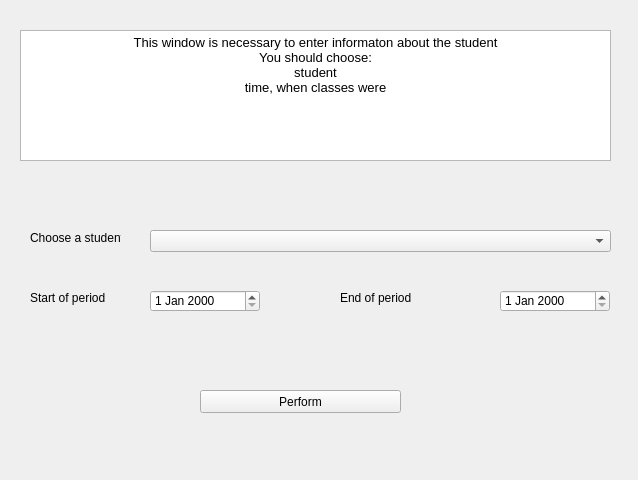
First picture: the form in view/student/mstudent.ui, repository Nastya-Dlusskaya/Corse-Work, before the edit.
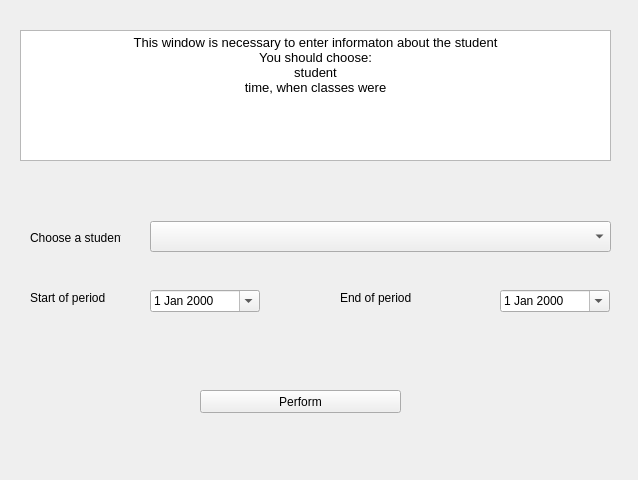
Second picture: the form after the edit. Icons and pictures are not drawn.

Patch:
```diff
--- a/view/student/mstudent.ui
+++ b/view/student/mstudent.ui
@@ -27,11 +27,26 @@
    <property name="geometry">
     <rect>
      <x>150</x>
-     <y>230</y>
+     <y>221</y>
      <width>461</width>
-     <height>22</height>
+     <height>31</height>
     </rect>
    </property>
+   <property name="contextMenuPolicy">
+    <enum>Qt::ActionsContextMenu</enum>
+   </property>
+   <property name="autoFillBackground">
+    <bool>true</bool>
+   </property>
+   <property name="editable">
+    <bool>false</bool>
+   </property>
+   <property name="maxVisibleItems">
+    <number>104</number>
+   </property>
+   <property name="duplicatesEnabled">
+    <bool>false</bool>
+   </property>
   </widget>
   <widget class="QPushButton" name="pushButton">
    <property name="geometry">
@@ -61,6 +76,15 @@
      <height>22</height>
     </rect>
    </property>
+   <property name="contextMenuPolicy">
+    <enum>Qt::DefaultContextMenu</enum>
+   </property>
+   <property name="currentSection">
+    <enum>QDateTimeEdit::MonthSection</enum>
+   </property>
+   <property name="calendarPopup">
+    <bool>true</bool>
+   </property>
   </widget>
   <widget class="QTextBrowser" name="textBrowser">
    <property name="geometry">
@@ -94,6 +118,9 @@
      <height>22</height>
     </rect>
    </property>
+   <property name="calendarPopup">
+    <bool>true</bool>
+   </property>
   </widget>
   <widget class="QLabel" name="label">
    <property name="geometry">
```
